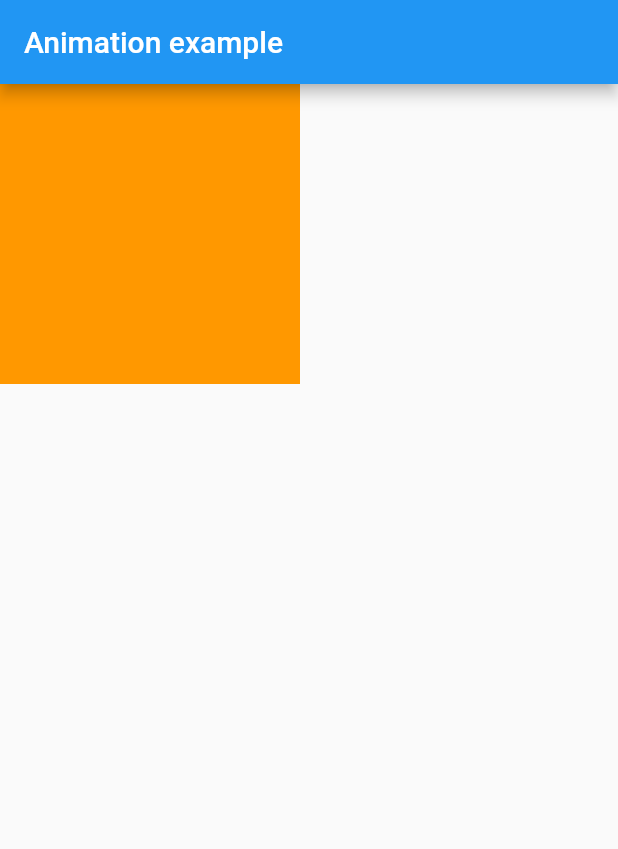
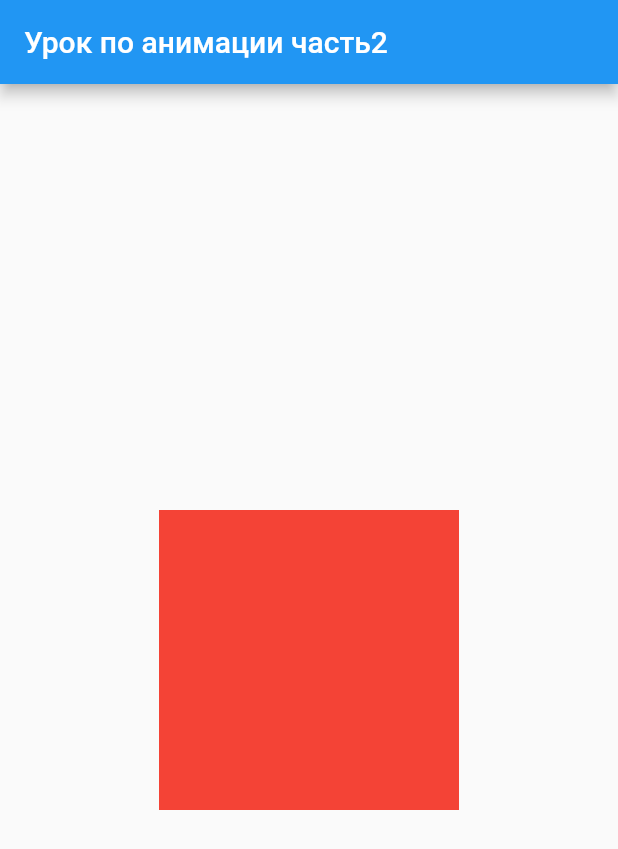
Before and after one commit to kirillnepomiluev/FlutterLessonsStemford, a Flutter app: the screen it shows after launch, on a phone screen of 412 x 824 dp. Shown: the top 849 px of the screen. Run offline on Flutter 3.47's test engine with Material 2 defaults, Android fonts, the phone set to English and light mode, and no system bars.

Commit message:
доработки

```diff
--- a/lib/main.dart
+++ b/lib/main.dart
@@ -8,68 +8,82 @@ class MyApp extends StatelessWidget {
   @override
   Widget build(BuildContext context) {
 
-    return MaterialApp(
-      home: MyApp2(),
+    return const MaterialApp(
+      home: MyAnimation(),
     );
   }
 }
 
-// class MyAnimation extends StatefulWidget {
-//
-//   @override
-//   _MyAnimationState createState() {
-//     return _MyAnimationState();
-//   }
-// }
-//
-// class _MyAnimationState extends State<MyAnimation> {
-//
-//   bool isChangeWidget = false;
-//   bool startAnimation = false;
-//
-//   @override
-//   Widget build(BuildContext context) {
-    // return Scaffold(
-    //   appBar: AppBar(title: Text('Animation example')),
-    //   body: Center(
-    //     child: SizedBox(
-    //       width: 200.0,
-    //       height: 200.0,
-    //       child: InkWell(
-    //         onTap: () => setState(() => isChangeWidget = !isChangeWidget),
-    //         child: AnimatedCrossFade(
-    //           crossFadeState: isChangeWidget ? CrossFadeState.showFirst : CrossFadeState.showSecond,
-    //           duration: const Duration(seconds: 2),
-    //           firstChild: Container(color: Colors.green),
-    //           secondChild: Container(color: Colors.red),
-    //         ),
-    //       ),
-    //     ),
-    //   ),
-    // );
+class MyAnimation extends StatefulWidget {
+  const MyAnimation({Key? key}) : super(key: key);
 
-    // return Scaffold(
-    //   appBar: AppBar(title: Text('Animation example')),
-    //   body: Center(
-    //     child: InkWell(
-    //       onTap: () => setState(() => startAnimation = !startAnimation),
-    //       child: AnimatedContainer(
-    //         decoration: BoxDecoration(
-    //           color: startAnimation ? Colors.lightGreen : Colors.red,
-    //           borderRadius: BorderRadius.circular(startAnimation ? 15.0 : 0.0),
-    //         ),
-    //         width: startAnimation ? 100 : 200,
-    //         height: startAnimation ? 100 : 200,
-    //         curve: Curves.easeInOutCubic,
-    //         duration: Duration(seconds: 1),
-    //       ),
-    //     ),
-    //   ),
-    // );
-//   }
-// }
+
+  @override
+  _MyAnimationState createState() {
+    return _MyAnimationState();
+  }
+}
+
+class _MyAnimationState extends State<MyAnimation> {
+
+
+  bool startAnimation = false;
+
+  @override
+  Widget build(BuildContext context) {
+    return Scaffold(
+      appBar: AppBar(title: const Text('Урок по анимации часть2')),
+      body: Center(
+        child: InkWell(
+          onTap: () => setState(() => startAnimation = !startAnimation),
+          child: buildAnimatedContainer(),
+
+        ),
+      ),
+    );
+
+
+  }
+
+  AnimatedContainer buildAnimatedContainer() {
+    return AnimatedContainer(
+            decoration: BoxDecoration(
+              color: startAnimation ? Colors.lightGreen : Colors.red,
+              borderRadius: BorderRadius.circular(startAnimation ? 50.0 : 0.0),
+            ),
+            width: startAnimation ? 100 : 200,
+            height: startAnimation ? 100 : 200,
+            curve: Curves.easeInOutCubic,
+            duration: const Duration(seconds: 1),
+          );
+  }
+
+  Widget buildAnimatedCrossFade() {
+    return Center(
+      child: AnimatedCrossFade(
+             firstCurve: Curves.easeInOutCubic,
+
+
+              reverseDuration: const Duration(seconds: 2),
+              crossFadeState: startAnimation ? CrossFadeState.showFirst : CrossFadeState.showSecond,
+              duration: const Duration(seconds: 2),
+              alignment: Alignment.center,
+              firstChild: Center(child: Text("Старт")),
+              secondChild: Center(
+                child: Container(
+                  width: 200, height: 200,
+                  decoration: const BoxDecoration(
+                  color: Colors.red, borderRadius: BorderRadius.all(
+                    Radius.circular(50))
+                ),),
+              ),
+            ),
+    );
+  }
+}
 
 class MyApp2 extends StatefulWidget {
+  const MyApp2({Key? key}) : super(key: key);
 
   @override
   _MyApp2State createState() {
@@ -83,7 +97,11 @@ class _MyApp2State extends State<MyApp2> with SingleTickerProviderStateMixin {
 
   @override
   void initState() {
-    _animationController = AnimationController(duration: Duration(milliseconds: 1000), vsync: this);
+    _animationController = AnimationController(
+       duration: const Duration(milliseconds: 1000),
+        vsync: this,
+     reverseDuration: const Duration(milliseconds: 1000)
+    );
     _animationController.addListener(() => setState(() {}));
     super.initState();
   }
@@ -91,9 +109,19 @@ class _MyApp2State extends State<MyApp2> with SingleTickerProviderStateMixin {
   @override
   Widget build(BuildContext context) {
     return Scaffold(
-      appBar: AppBar(title: Text('Animation example')),
-      body: InkWell(
-        onTap: () => _animationController.forward(),
+      appBar: AppBar(title: const Text('Урок по анимации часть2')),
+      body: GestureDetector(
+
+      //onTap: () {_animationController.forward();},
+        onDoubleTap: () {
+          debugPrint("onDoubleTap");
+          _animationController.reverse();
+        },
+       onTapDown: (a) => _animationController.forward(),
+        onTapUp: (a) {
+          debugPrint("onTapUp");
+          _animationController.reverse();
+        },
         child: Opacity(
           opacity: 1.0 - _animationController.value,
           child: Container(
```
